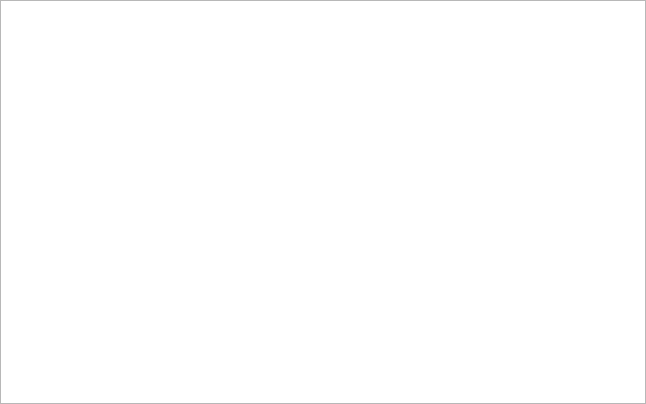
Before: the Qt Designer form xsymbolswidget.ui in horsicq/XSymbolsWidget, drawn with Qt 5.
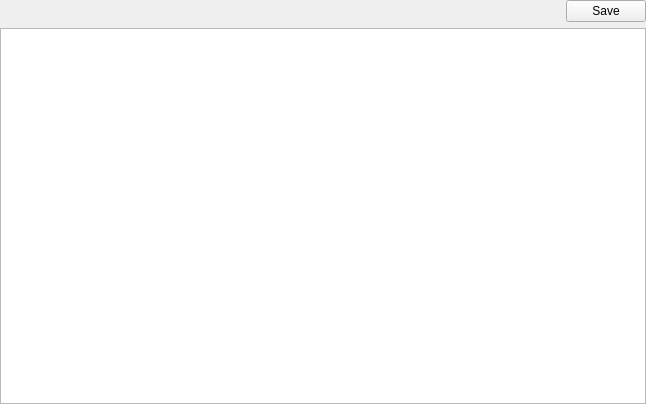
After: the same form once the commit is applied.

What changed in the file:
```diff
--- a/xsymbolswidget.ui
+++ b/xsymbolswidget.ui
@@ -26,6 +26,30 @@
    <property name="bottomMargin">
     <number>0</number>
    </property>
+   <item>
+    <layout class="QHBoxLayout" name="horizontalLayout">
+     <item>
+      <spacer name="horizontalSpacer">
+       <property name="orientation">
+        <enum>Qt::Horizontal</enum>
+       </property>
+       <property name="sizeHint" stdset="0">
+        <size>
+         <width>40</width>
+         <height>20</height>
+        </size>
+       </property>
+      </spacer>
+     </item>
+     <item>
+      <widget class="QPushButton" name="pushButtonSaveSymbols">
+       <property name="text">
+        <string>Save</string>
+       </property>
+      </widget>
+     </item>
+    </layout>
+   </item>
    <item>
     <widget class="QTableView" name="tableViewSymbols">
      <property name="contextMenuPolicy">
```
